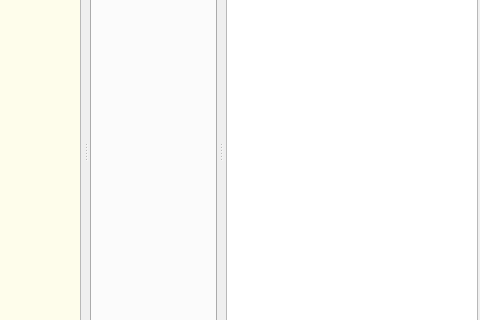
goldendict/goldendict, file mainwindow.ui: the form before one commit; both pictures show x 173 to 653 and y 128 to 448 of the 653 by 538 pixel window.
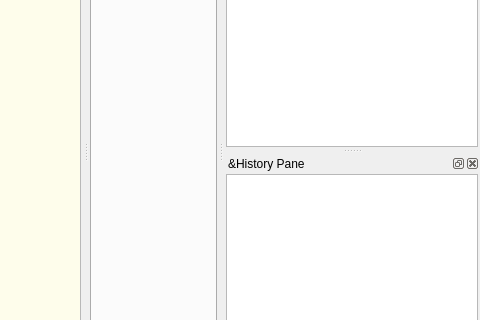
The form after the commit. Icons and pictures are not drawn. Custom widgets are drawn as their Qt base class.

Commit message: History Pane rewrite.

```diff
--- a/mainwindow.ui
+++ b/mainwindow.ui
@@ -280,6 +280,36 @@
     </layout>
    </widget>
   </widget>
+  <widget class="QDockWidget" name="historyPane">
+   <property name="windowTitle">
+    <string>&amp;History Pane</string>
+   </property>
+   <attribute name="dockWidgetArea">
+    <number>2</number>
+   </attribute>
+   <widget class="HistoryPaneWidget" name="historyPaneWidget">
+    <layout class="QVBoxLayout" name="verticalLayout_3">
+     <property name="spacing">
+      <number>2</number>
+     </property>
+     <property name="leftMargin">
+      <number>2</number>
+     </property>
+     <property name="topMargin">
+      <number>1</number>
+     </property>
+     <property name="rightMargin">
+      <number>2</number>
+     </property>
+     <property name="bottomMargin">
+      <number>1</number>
+     </property>
+     <item>
+      <widget class="QListView" name="historyList"/>
+     </item>
+    </layout>
+   </widget>
+  </widget>
   <action name="dictionaries">
    <property name="icon">
     <iconset resource="resources.qrc">
@@ -478,6 +508,12 @@
    <header>maintabwidget.hh</header>
    <container>1</container>
   </customwidget>
+  <customwidget>
+   <class>HistoryPaneWidget</class>
+   <extends>QWidget</extends>
+   <header>historypanewidget.hh</header>
+   <container>1</container>
+  </customwidget>
  </customwidgets>
  <tabstops>
   <tabstop>translateLine</tabstop>
```
The commit also changes 15 other files.
